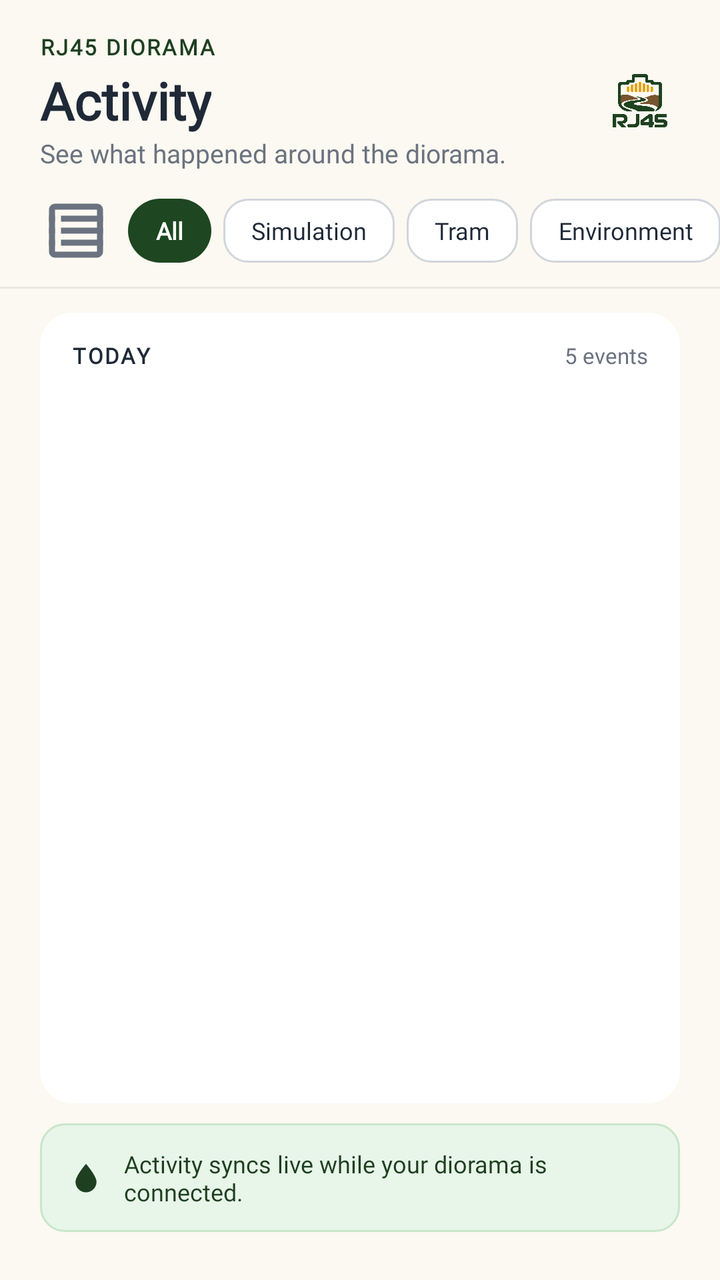
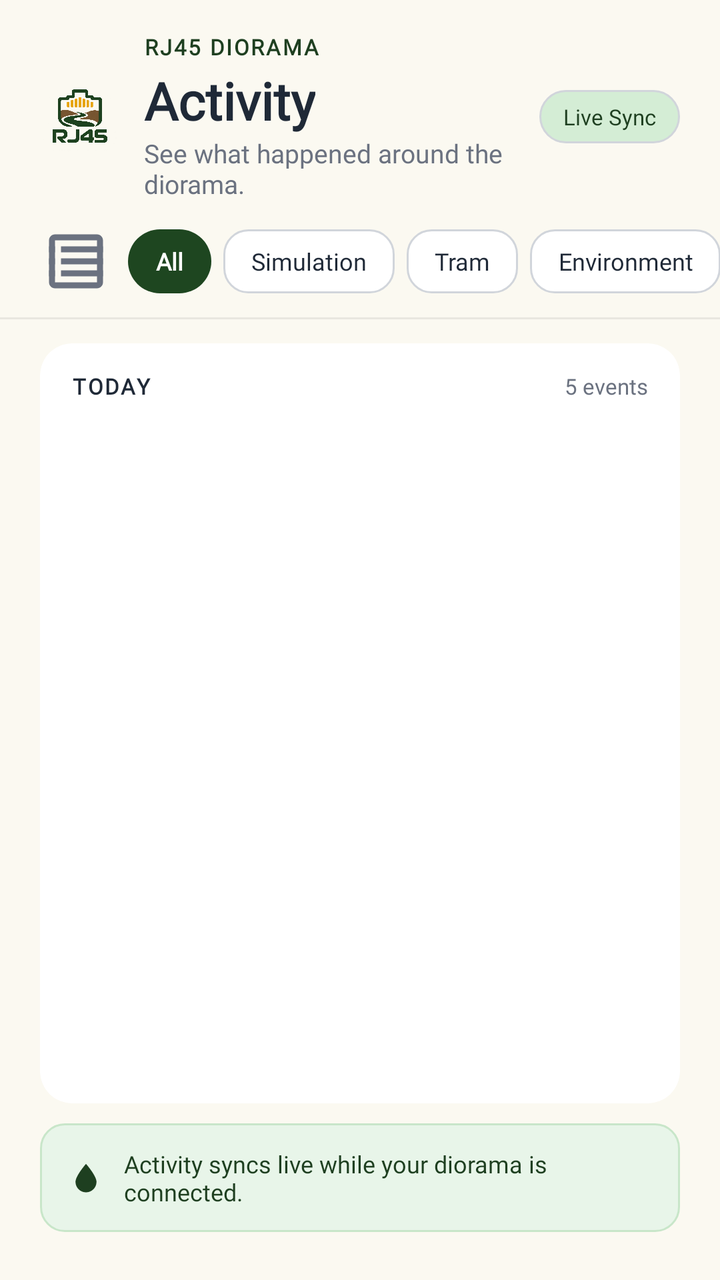

Screens rendered from an Android XML layout before and after an edit, with the pre-edit source and the edit as a unified diff.
<!-- AndroidManifest.xml: application theme Theme.SanLoMobApp -->
<!-- res/layout/fragment_logs.xml -->
<?xml version="1.0" encoding="utf-8"?>
<LinearLayout
    xmlns:android="http://schemas.android.com/apk/res/android"
    xmlns:app="http://schemas.android.com/apk/res-auto"
    android:layout_width="match_parent"
    android:layout_height="match_parent"
    android:orientation="vertical"
    android:background="@color/card_bg">

    
    <LinearLayout
        android:id="@+id/layout_logs_pinned_header"
        android:layout_width="match_parent"
        android:layout_height="wrap_content"
        android:orientation="vertical"
        android:background="@color/card_bg"
        android:paddingTop="16dp"
        android:paddingBottom="10dp">

        
        <LinearLayout
            android:layout_width="match_parent"
            android:layout_height="wrap_content"
            android:orientation="horizontal"
            android:gravity="center_vertical"
            android:paddingStart="@dimen/screen_horizontal_margin"
            android:paddingEnd="@dimen/screen_horizontal_margin">

            <LinearLayout
                android:layout_width="0dp"
                android:layout_height="wrap_content"
                android:layout_weight="1"
                android:orientation="vertical">

                <TextView
                    android:layout_width="wrap_content"
                    android:layout_height="wrap_content"
                    android:text="RJ45 DIORAMA"
                    android:textColor="@color/sap_green"
                    android:textSize="11sp"
                    android:letterSpacing="0.08"
                    android:fontFamily="@font/inter_regular"
                    android:textStyle="bold"
                    android:textAllCaps="true" />

                <TextView
                    android:layout_width="wrap_content"
                    android:layout_height="wrap_content"
                    android:layout_marginTop="2dp"
                    android:text="Activity"
                    android:textColor="@color/text_dark"
                    android:textSize="@dimen/title_text_size"
                    android:textStyle="bold"
                    android:fontFamily="@font/poppins_regular" />

                <TextView
                    android:layout_width="wrap_content"
                    android:layout_height="wrap_content"
                    android:text="See what happened around the diorama."
                    android:textColor="@color/text_muted"
                    android:textSize="13sp"
                    android:fontFamily="@font/inter_regular" />
            </LinearLayout>

            <ImageView
                android:layout_width="40dp"
                android:layout_height="40dp"
                android:src="@drawable/rj45_logo"
                android:scaleType="fitCenter"
                android:contentDescription="RJ45 Logo" />
        </LinearLayout>

        
        <HorizontalScrollView
            android:layout_width="match_parent"
            android:layout_height="wrap_content"
            android:layout_marginTop="12dp"
            android:paddingStart="@dimen/screen_horizontal_margin"
            android:paddingEnd="@dimen/screen_horizontal_margin"
            android:scrollbars="none"
            android:clipToPadding="false">

            <LinearLayout
                android:layout_width="wrap_content"
                android:layout_height="wrap_content"
                android:orientation="horizontal"
                android:gravity="center_vertical">

                
                <ImageView
                    android:layout_width="36dp"
                    android:layout_height="36dp"
                    android:src="@drawable/ic_nav_activity"
                    android:tint="@color/text_muted"
                    android:contentDescription="Filter"
                    android:layout_marginEnd="8dp" />

                
                <TextView
                    android:id="@+id/chip_all"
                    android:layout_width="wrap_content"
                    android:layout_height="32dp"
                    android:layout_marginEnd="6dp"
                    android:background="@drawable/bg_tram_status_card"
                    android:paddingStart="14dp"
                    android:paddingEnd="14dp"
                    android:gravity="center"
                    android:text="All"
                    android:textColor="@color/white"
                    android:textSize="12sp"
                    android:textStyle="bold"
                    android:fontFamily="@font/inter_regular" />

                
                <TextView
                    android:id="@+id/chip_simulation"
                    android:layout_width="wrap_content"
                    android:layout_height="32dp"
                    android:layout_marginEnd="6dp"
                    android:background="@drawable/bg_tram_return_btn"
                    android:paddingStart="14dp"
                    android:paddingEnd="14dp"
                    android:gravity="center"
                    android:text="Simulation"
                    android:textColor="@color/text_dark"
                    android:textSize="12sp"
                    android:fontFamily="@font/inter_regular" />

                
                <TextView
                    android:id="@+id/chip_tram"
                    android:layout_width="wrap_content"
                    android:layout_height="32dp"
                    android:layout_marginEnd="6dp"
                    android:background="@drawable/bg_tram_return_btn"
                    android:paddingStart="14dp"
                    android:paddingEnd="14dp"
                    android:gravity="center"
                    android:text="Tram"
                    android:textColor="@color/text_dark"
                    android:textSize="12sp"
                    android:fontFamily="@font/inter_regular" />

                
                <TextView
                    android:id="@+id/chip_environment"
                    android:layout_width="wrap_content"
                    android:layout_height="32dp"
                    android:layout_marginEnd="6dp"
                    android:background="@drawable/bg_tram_return_btn"
                    android:paddingStart="14dp"
                    android:paddingEnd="14dp"
                    android:gravity="center"
                    android:text="Environment"
                    android:textColor="@color/text_dark"
                    android:textSize="12sp"
                    android:fontFamily="@font/inter_regular" />

                
                <TextView
                    android:id="@+id/chip_system"
                    android:layout_width="wrap_content"
                    android:layout_height="32dp"
                    android:layout_marginEnd="6dp"
                    android:background="@drawable/bg_tram_return_btn"
                    android:paddingStart="14dp"
                    android:paddingEnd="14dp"
                    android:gravity="center"
                    android:text="System"
                    android:textColor="@color/text_dark"
                    android:textSize="12sp"
                    android:fontFamily="@font/inter_regular" />

                
                <TextView
                    android:id="@+id/chip_errors"
                    android:layout_width="wrap_content"
                    android:layout_height="32dp"
                    android:background="@drawable/bg_tram_return_btn"
                    android:paddingStart="14dp"
                    android:paddingEnd="14dp"
                    android:gravity="center"
                    android:text="Errors"
                    android:textColor="@color/text_dark"
                    android:textSize="12sp"
                    android:fontFamily="@font/inter_regular" />

            </LinearLayout>
        </HorizontalScrollView>
    </LinearLayout>

    
    <View
        android:layout_width="match_parent"
        android:layout_height="1dp"
        android:background="#12000000" />

    
    <LinearLayout
        android:layout_width="match_parent"
        android:layout_height="0dp"
        android:layout_weight="1"
        android:orientation="vertical"
        android:paddingTop="12dp"
        android:paddingBottom="24dp">

        
        <androidx.cardview.widget.CardView
            android:layout_width="match_parent"
            android:layout_height="0dp"
            android:layout_weight="1"
            android:layout_marginStart="@dimen/screen_horizontal_margin"
            android:layout_marginEnd="@dimen/screen_horizontal_margin"
            app:cardCornerRadius="@dimen/card_corner_radius"
            app:cardElevation="0dp"
            app:cardBackgroundColor="@color/card_white">

            <LinearLayout
                android:layout_width="match_parent"
                android:layout_height="match_parent"
                android:orientation="vertical">

                
                <LinearLayout
                    android:layout_width="match_parent"
                    android:layout_height="wrap_content"
                    android:orientation="horizontal"
                    android:gravity="center_vertical"
                    android:paddingStart="16dp"
                    android:paddingEnd="16dp"
                    android:paddingTop="14dp"
                    android:paddingBottom="8dp">

                    <TextView
                        android:layout_width="0dp"
                        android:layout_height="wrap_content"
                        android:layout_weight="1"
                        android:text="TODAY"
                        android:textColor="@color/text_dark"
                        android:textSize="11sp"
                        android:textStyle="bold"
                        android:letterSpacing="0.08"
                        android:fontFamily="@font/inter_regular" />

                    <TextView
                        android:layout_width="wrap_content"
                        android:layout_height="wrap_content"
                        android:text="5 events"
                        android:textColor="@color/text_muted"
                        android:textSize="11sp"
                        android:fontFamily="@font/inter_regular" />
                </LinearLayout>

                
                <androidx.recyclerview.widget.RecyclerView
                    android:id="@+id/recycler_logs"
                    android:layout_width="match_parent"
                    android:layout_height="0dp"
                    android:layout_weight="1"
                    android:clipToPadding="false"
                    android:paddingBottom="16dp" />

            </LinearLayout>
        </androidx.cardview.widget.CardView>

        
        <LinearLayout
            android:layout_width="match_parent"
            android:layout_height="wrap_content"
            android:layout_marginStart="@dimen/screen_horizontal_margin"
            android:layout_marginEnd="@dimen/screen_horizontal_margin"
            android:layout_marginTop="10dp"
            android:background="@drawable/bg_sync_banner"
            android:orientation="horizontal"
            android:gravity="center_vertical"
            android:paddingStart="14dp"
            android:paddingEnd="14dp"
            android:paddingTop="12dp"
            android:paddingBottom="12dp">

            <ImageView
                android:layout_width="18dp"
                android:layout_height="18dp"
                android:src="@drawable/ic_sensor_humidity"
                android:tint="@color/sap_green"
                android:contentDescription="Sync"
                android:layout_marginEnd="10dp" />

            <TextView
                android:layout_width="wrap_content"
                android:layout_height="wrap_content"
                android:text="Activity syncs live while your diorama is connected."
                android:textColor="@color/sap_green"
                android:textSize="12sp"
                android:fontFamily="@font/inter_regular" />
        </LinearLayout>

    </LinearLayout>

</LinearLayout>
<!-- resources referenced by this layout -->
<resources>
  <color name="card_bg">#FBF9F1</color>
  <color name="card_white">#FFFFFF</color>
  <color name="sap_green">#1E3F20</color>
  <color name="text_dark">#1F2937</color>
  <color name="text_muted">#6B7280</color>
  <color name="white">#FFFFFFFF</color>
  <dimen name="card_corner_radius">16dp</dimen>
  <dimen name="screen_horizontal_margin">20dp</dimen>
  <dimen name="title_text_size">26sp</dimen>
  <!-- drawable bg_sync_banner (drawable) -->
  <?xml version="1.0" encoding="utf-8"?>
  <shape xmlns:android="http://schemas.android.com/apk/res/android"
      android:shape="rectangle">
      <solid android:color="#E8F5E9" />
      <corners android:radius="12dp" />
      <stroke
          android:width="1dp"
          android:color="#C8E6C9" />
  </shape>
  <!-- drawable bg_tram_return_btn (drawable) -->
  <?xml version="1.0" encoding="utf-8"?>
  <shape xmlns:android="http://schemas.android.com/apk/res/android"
      android:shape="rectangle">
      <solid android:color="@color/card_white" />
      <corners android:radius="12dp" />
      <stroke
          android:width="1dp"
          android:color="@color/divider_line" />
  </shape>
  <!-- drawable bg_tram_status_card (drawable) -->
  <?xml version="1.0" encoding="utf-8"?>
  <shape xmlns:android="http://schemas.android.com/apk/res/android"
      android:shape="rectangle">
      <solid android:color="#1E4620" />
      <corners android:radius="16dp" />
  </shape>
  <!-- drawable ic_nav_activity (drawable) -->
  <?xml version="1.0" encoding="utf-8"?>
  <vector xmlns:android="http://schemas.android.com/apk/res/android"
      android:width="24dp"
      android:height="24dp"
      android:viewportWidth="24"
      android:viewportHeight="24">
      <path
          android:fillColor="#FF000000"
          android:pathData="M3,13h2v-2H3v2zM3,17h2v-2H3v2zM3,9h2V7H3v2zM7,13h14v-2H7v2zM7,17h14v-2H7v2zM7,7v2h14V7H7z" />
      <path
          android:fillColor="#FF000000"
          android:pathData="M19,3H5C3.9,3 3,3.9 3,5v14c0,1.1 0.9,2 2,2h14c1.1,0 2,-0.9 2,-2V5C21,3.9 20.1,3 19,3zM19,19H5V5h14v14z" />
  </vector>
  <style name="Theme.SanLoMobApp" parent="Base.Theme.SanLoMobApp" />
  <color name="divider_line">#D1D5DB</color>
  <color name="forest_primary">#1E3F20</color>
  <color name="moss_accent">#2D5A27</color>
  <color name="river_blue">#2563EB</color>
  <color name="walnut_brown">#705335</color>
  <color name="alert_red">#DC2626</color>
  <color name="museum_cream">#FBF9F1</color>
  <style name="Widget.SanLo.BottomNavigation" parent="Widget.Material3.BottomNavigationView">
          <item name="itemIconTint">@color/nav_item_color</item>
          <item name="itemTextColor">@color/nav_item_color</item>
          <item name="itemTextAppearanceActive">@style/TextAppearance.SanLo.NavLabel</item>
          <item name="itemTextAppearanceInactive">@style/TextAppearance.SanLo.NavLabel</item>
          <item name="android:background">@android:color/transparent</item>
          <item name="elevation">0dp</item>
      </style>
  <style name="Widget.SanLo.FAB" parent="Widget.MaterialComponents.FloatingActionButton">
          <item name="backgroundTint">@color/sap_green</item>
          <item name="tint">@color/white</item>
      </style>
  <style name="TextAppearance.SanLo.NavLabel" parent="TextAppearance.Material3.LabelMedium">
          <item name="android:textSize">10sp</item>
          <item name="fontFamily">@font/poppins_regular</item>
      </style>
  <!-- unchanged entries left out for length: 3 -->
</resources>

<!-- the commit's change to res/layout/fragment_logs.xml (unified diff, before → after) -->
@@ -26,6 +26,14 @@
             android:paddingStart="@dimen/screen_horizontal_margin"
             android:paddingEnd="@dimen/screen_horizontal_margin">
 
+            <ImageView
+                android:layout_width="40dp"
+                android:layout_height="40dp"
+                android:src="@drawable/rj45_logo"
+                android:scaleType="fitCenter"
+                android:layout_marginEnd="12dp"
+                android:contentDescription="RJ45 Logo" />
+
             <LinearLayout
                 android:layout_width="0dp"
                 android:layout_height="wrap_content"
@@ -62,12 +70,18 @@
                     android:fontFamily="@font/inter_regular" />
             </LinearLayout>
 
-            <ImageView
-                android:layout_width="40dp"
-                android:layout_height="40dp"
-                android:src="@drawable/rj45_logo"
-                android:scaleType="fitCenter"
-                android:contentDescription="RJ45 Logo" />
+            <TextView
+                android:layout_width="wrap_content"
+                android:layout_height="wrap_content"
+                android:background="@drawable/bg_status_chip_green"
+                android:paddingStart="12dp"
+                android:paddingEnd="12dp"
+                android:paddingTop="6dp"
+                android:paddingBottom="6dp"
+                android:text="Live Sync"
+                android:textColor="@color/sap_green"
+                android:textSize="11sp"
+                android:fontFamily="@font/inter_regular" />
         </LinearLayout>
 
         
<!-- resource entries referenced after the edit -->
@@ -9,6 +9,16 @@
   <dimen name="card_corner_radius">16dp</dimen>
   <dimen name="screen_horizontal_margin">20dp</dimen>
   <dimen name="title_text_size">26sp</dimen>
+  <!-- drawable bg_status_chip_green (drawable) -->
+  <?xml version="1.0" encoding="utf-8"?>
+  <shape xmlns:android="http://schemas.android.com/apk/res/android"
+      android:shape="rectangle">
+      <solid android:color="@color/status_chip_online" />
+      <corners android:radius="50dp" />
+      <stroke
+          android:width="1dp"
+          android:color="@color/divider_line" />
+  </shape>
   <!-- drawable bg_sync_banner (drawable) -->
   <?xml version="1.0" encoding="utf-8"?>
   <shape xmlns:android="http://schemas.android.com/apk/res/android"
@@ -51,6 +61,7 @@
           android:pathData="M19,3H5C3.9,3 3,3.9 3,5v14c0,1.1 0.9,2 2,2h14c1.1,0 2,-0.9 2,-2V5C21,3.9 20.1,3 19,3zM19,19H5V5h14v14z" />
   </vector>
   <style name="Theme.SanLoMobApp" parent="Base.Theme.SanLoMobApp" />
+  <color name="status_chip_online">#D4EDD5</color>
   <color name="divider_line">#D1D5DB</color>
   <color name="forest_primary">#1E3F20</color>
   <color name="moss_accent">#2D5A27</color>
